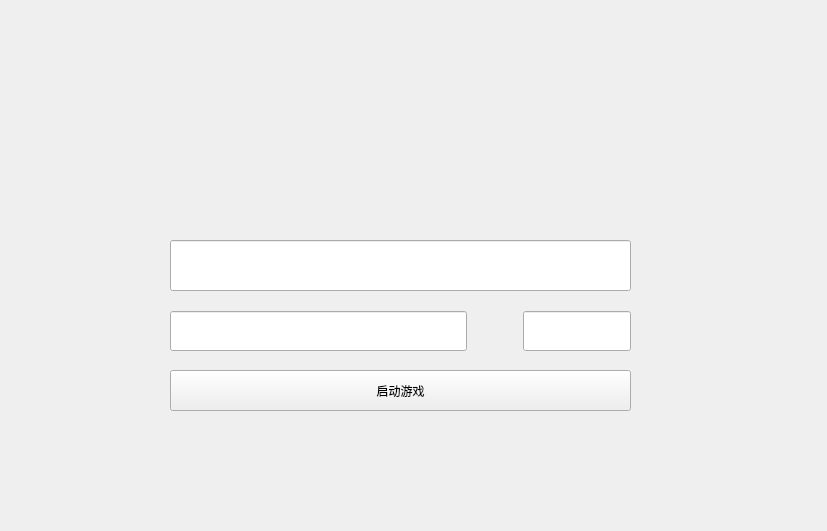
First picture: the form in src/widget.ui, repository pain1929/eulo-gui, before the edit.
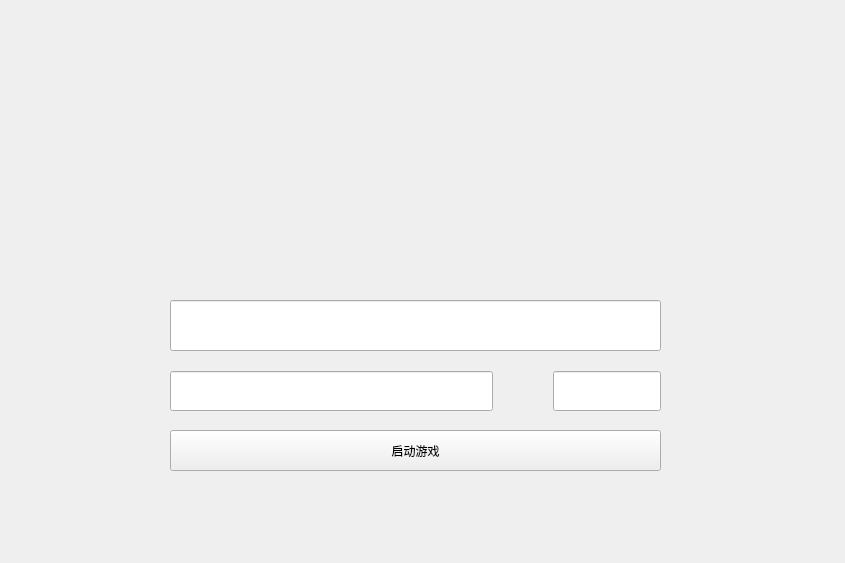
Second picture: the form after the edit. Custom widgets are drawn as their Qt base class.

What changed in the file:
```diff
--- a/src/widget.ui
+++ b/src/widget.ui
@@ -6,19 +6,19 @@
    <rect>
     <x>0</x>
     <y>0</y>
-    <width>827</width>
-    <height>531</height>
+    <width>845</width>
+    <height>563</height>
    </rect>
   </property>
   <property name="minimumSize">
    <size>
-    <width>10</width>
+    <width>845</width>
     <height>10</height>
    </size>
   </property>
   <property name="maximumSize">
    <size>
-    <width>1000</width>
+    <width>845</width>
     <height>563</height>
    </size>
   </property>
@@ -29,8 +29,8 @@
    <property name="geometry">
     <rect>
      <x>170</x>
-     <y>240</y>
-     <width>461</width>
+     <y>300</y>
+     <width>491</width>
      <height>51</height>
     </rect>
    </property>
@@ -48,65 +48,8 @@
    <property name="geometry">
     <rect>
      <x>170</x>
-     <y>90</y>
-     <width>461</width>
-     <height>111</height>
-    </rect>
-   </property>
-   <layout class="QHBoxLayout" name="horizontalLayout_2">
-    <item>
-     <spacer name="horizontalSpacer_2">
-      <property name="orientation">
-       <enum>Qt::Horizontal</enum>
-      </property>
-      <property name="sizeHint" stdset="0">
-       <size>
-        <width>40</width>
-        <height>20</height>
-       </size>
-      </property>
-     </spacer>
-    </item>
-    <item>
-     <widget class="QLabel" name="title">
-      <property name="minimumSize">
-       <size>
-        <width>379</width>
-        <height>103</height>
-       </size>
-      </property>
-      <property name="maximumSize">
-       <size>
-        <width>379</width>
-        <height>103</height>
-       </size>
-      </property>
-      <property name="text">
-       <string/>
-      </property>
-     </widget>
-    </item>
-    <item>
-     <spacer name="horizontalSpacer_3">
-      <property name="orientation">
-       <enum>Qt::Horizontal</enum>
-      </property>
-      <property name="sizeHint" stdset="0">
-       <size>
-        <width>40</width>
-        <height>20</height>
-       </size>
-      </property>
-     </spacer>
-    </item>
-   </layout>
-  </widget>
-  <widget class="QWidget" name="layoutWidget">
-   <property name="geometry">
-    <rect>
-     <x>170</x>
-     <y>310</y>
-     <width>461</width>
+     <y>370</y>
+     <width>491</width>
      <height>42</height>
     </rect>
    </property>
@@ -153,8 +96,8 @@
    <property name="geometry">
     <rect>
      <x>170</x>
-     <y>370</y>
-     <width>461</width>
+     <y>430</y>
+     <width>491</width>
      <height>41</height>
     </rect>
    </property>
@@ -162,6 +105,31 @@
     <string>启动游戏</string>
    </property>
   </widget>
+  <widget class="QLabel" name="title">
+   <property name="geometry">
+    <rect>
+     <x>60</x>
+     <y>90</y>
+     <width>741</width>
+     <height>191</height>
+    </rect>
+   </property>
+   <property name="minimumSize">
+    <size>
+     <width>379</width>
+     <height>103</height>
+    </size>
+   </property>
+   <property name="maximumSize">
+    <size>
+     <width>9999</width>
+     <height>9999</height>
+    </size>
+   </property>
+   <property name="text">
+    <string/>
+   </property>
+  </widget>
  </widget>
  <customwidgets>
   <customwidget>
```
